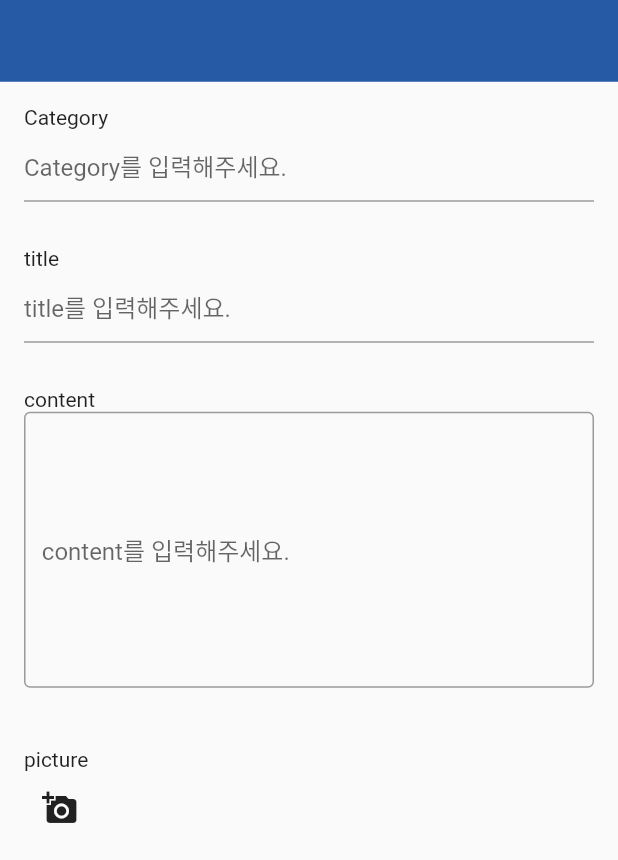
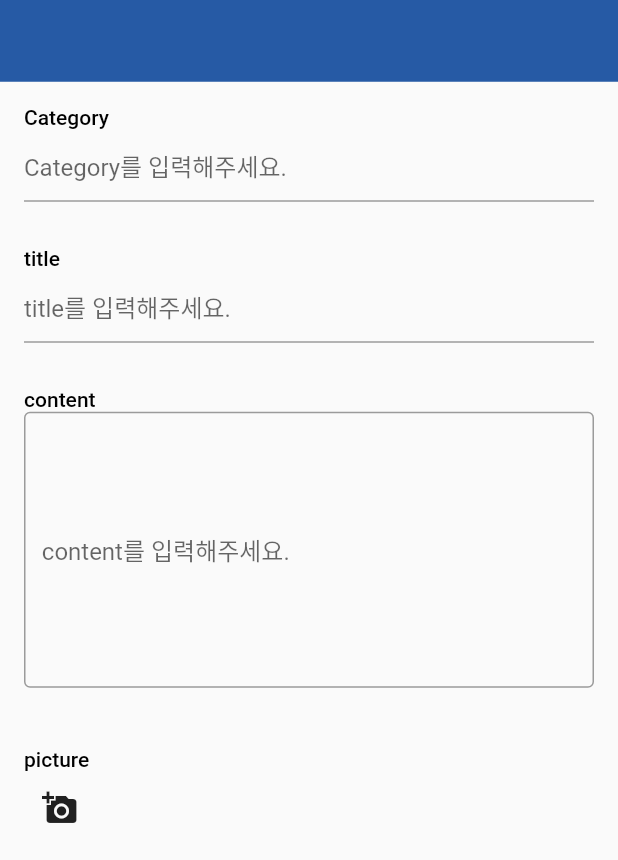
Before and after one commit to gyuminv2/da-moim, a Flutter app: the screen it shows after launch, after a tap on the "edit" icon, on a phone screen of 412 x 824 dp. Shown: the part 186-1046 px from the top of the screen. Run offline on Flutter 3.47's test engine with Material 2 defaults, Android fonts, the light colour scheme and no system bars; our stand-ins replace drift; accounts and stored records are empty; generated files the repository leaves out were written again; Roboto replaces fonts that are missing (sunflower).

Commit message:
feat: font 적용

```diff
--- a/lib/main.dart
+++ b/lib/main.dart
@@ -34,6 +34,14 @@ void main() async {
 
   runApp(
     MaterialApp(
+      theme: ThemeData(
+        fontFamily: 'sunflower',
+        textTheme: TextTheme(
+          bodyText1: TextStyle(
+            color: Colors.black,
+          ),
+        ),
+      ),
       home: HomeScreen(),
     ),
   );
--- a/lib/screen/home_screen.dart
+++ b/lib/screen/home_screen.dart
@@ -84,12 +84,15 @@ class _HomeScreenState extends State<HomeScreen>
         leadingWidth: 90.0,
         leading: Image.asset('assets/img/damo.png'),
         actions: [
-          Icon(
-            Icons.notifications,
-            color: Colors.white,
+          IconButton(
+            onPressed: () {},
+            icon: Icon(Icons.notifications),
           ),
           SizedBox(width: 10.0),
-          Icon(Icons.login, color: Colors.white),
+          IconButton(
+            onPressed: () {},
+            icon: Icon(Icons.login),
+          ),
           SizedBox(width: 10.0),
         ],
         elevation: 0,
@@ -205,7 +208,6 @@ class _SearchPart extends StatelessWidget {
   }
 }
 
-
 class _CategoryPart extends StatelessWidget {
   const _CategoryPart({super.key});
 
@@ -290,6 +292,9 @@ class _MiddlePart extends StatelessWidget {
 
   @override
   Widget build(BuildContext context) {
+    final theme = Theme.of(context);
+    final textTheme = theme.textTheme;
+
     return Expanded(
       child: ListView(
         //padding 옆
@@ -299,14 +304,20 @@ class _MiddlePart extends StatelessWidget {
         children: [
           Padding(
             padding: EdgeInsets.fromLTRB(8.0, 8.0, 0, 0),
-            child: Text('Category'),
+            child: Text(
+              'Category',
+              style: textTheme.bodyText1,
+            ),
           ),
           _categoryList(context),
           // _categoryName(context),
           const SizedBox(height: 15),
           Padding(
             padding: EdgeInsets.fromLTRB(8.0, 8.0, 0, 0),
-            child: Text('Border'),
+            child: Text(
+              'Border',
+              style: textTheme.bodyText1,
+            ),
           ),
           _postList()
         ],
--- a/lib/screen/write_screen.dart
+++ b/lib/screen/write_screen.dart
@@ -139,6 +139,9 @@ class _BodyPart extends StatelessWidget {
 
   @override
   Widget build(BuildContext context) {
+    final theme = Theme.of(context);
+    final textTheme = theme.textTheme;
+
     return Padding(
       padding: const EdgeInsets.all(16.0),
       child: Column(
@@ -146,6 +149,7 @@ class _BodyPart extends StatelessWidget {
         children: [
           Text(
             'Category',
+            style: textTheme.bodyText1,
           ),
           TextField(
             decoration: InputDecoration(
@@ -156,6 +160,7 @@ class _BodyPart extends StatelessWidget {
           SizedBox(height: 30),
           Text(
             'title',
+            style: textTheme.bodyText1,
           ),
           TextField(
             decoration: InputDecoration(
@@ -166,6 +171,7 @@ class _BodyPart extends StatelessWidget {
           SizedBox(height: 30),
           Text(
             'content',
+            style: textTheme.bodyText1,
           ),
           TextField(
             decoration: InputDecoration(
@@ -175,7 +181,10 @@ class _BodyPart extends StatelessWidget {
             ),
           ),
           SizedBox(height: 40),
-          Text('picture'),
+          Text(
+            'picture',
+            style: textTheme.bodyText1,
+          ),
           IconButton(
             onPressed: () {},
             icon: Icon(Icons.add_a_photo),
```
Also changed, not shown: pubspec.yaml (+9 -0 lines), assets/font/Sunflower-Bold.ttf (added), assets/font/Sunflower-Light.ttf (added), assets/font/Sunflower-Medium.ttf (added), pubspec.lock.
